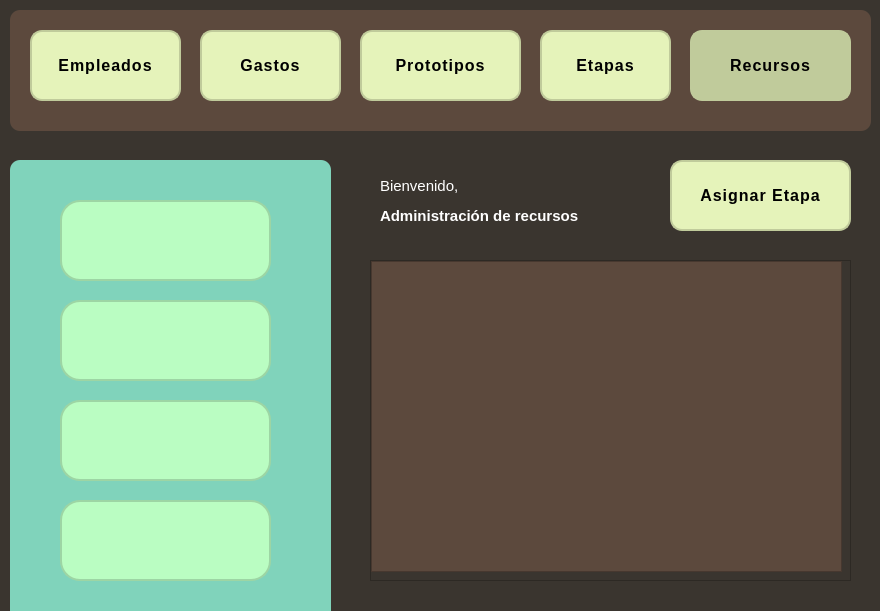
Qt form V_R.ui (julinavas14/trabajo_programacion_sql) before a commit.
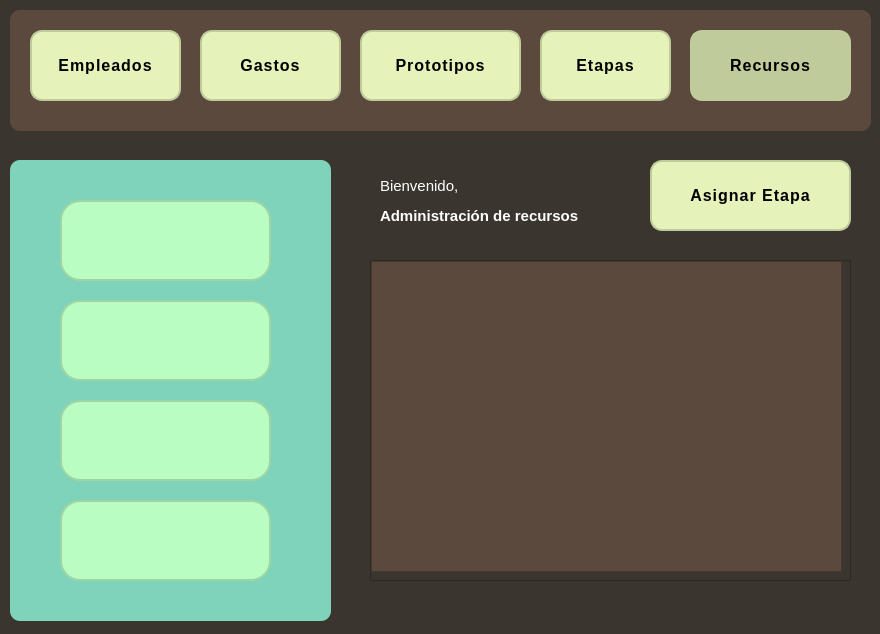
The same form after that commit. Icons and pictures are not drawn.

```diff
--- a/V_R.ui
+++ b/V_R.ui
@@ -7,7 +7,7 @@
     <x>0</x>
     <y>0</y>
     <width>880</width>
-    <height>611</height>
+    <height>634</height>
    </rect>
   </property>
   <property name="windowTitle">
@@ -383,9 +383,9 @@
    <widget class="QPushButton" name="addEtapa">
     <property name="geometry">
      <rect>
-      <x>670</x>
+      <x>650</x>
       <y>160</y>
-      <width>181</width>
+      <width>201</width>
       <height>71</height>
      </rect>
     </property>
```
